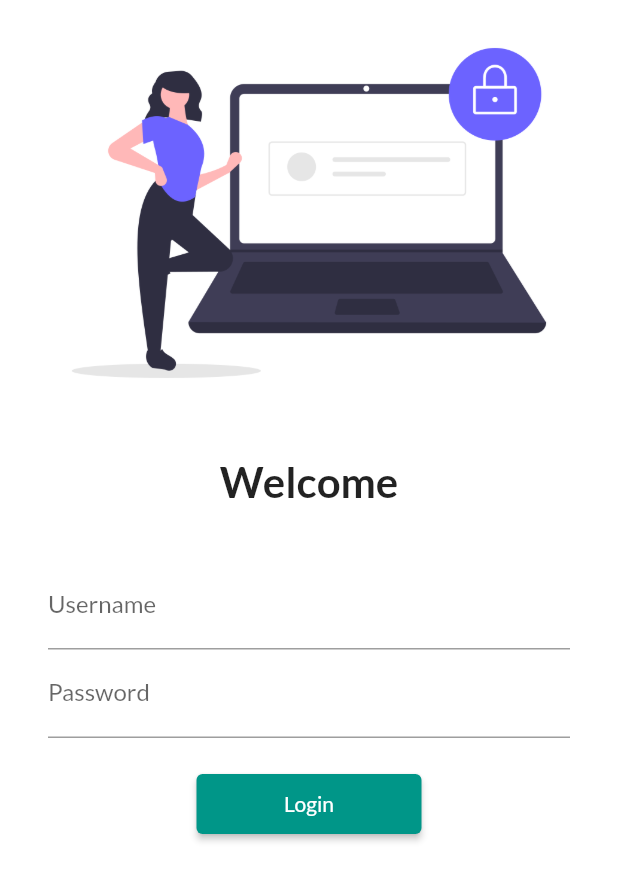
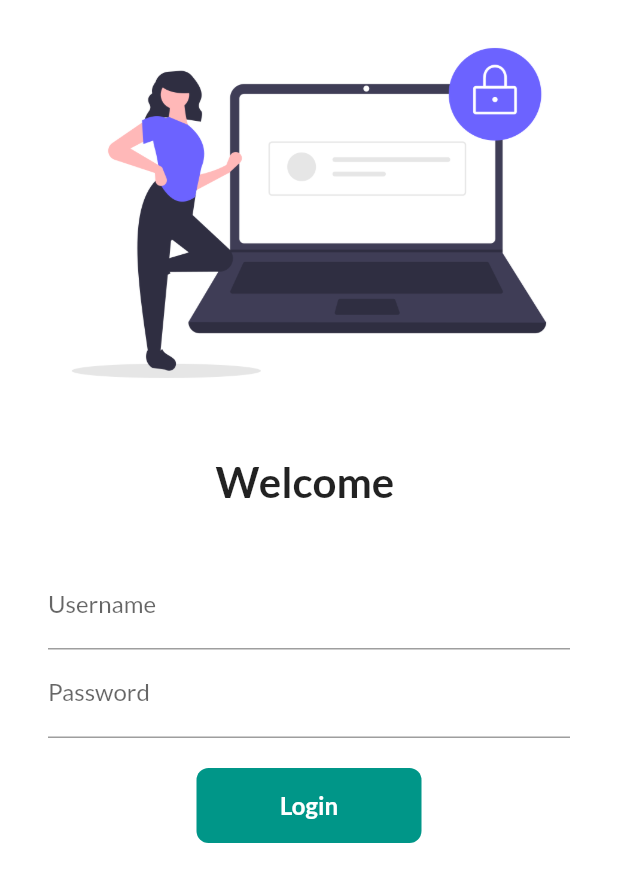
Before and after one commit to ehteshamul51haque/catalog_app, a Flutter app: the screen it shows after launch, on a phone screen of 412 x 824 dp. Shown: the top 882 px of the screen. Run offline on Flutter 3.47's test engine with Material 2 defaults, Android fonts, the phone set to English and light mode, and no system bars; our stand-ins replace google_fonts.

Commit message:
Day 6 Done

```diff
--- a/lib/pages/login_page.dart
+++ b/lib/pages/login_page.dart
@@ -1,9 +1,16 @@
 import 'package:flutter/material.dart';
 import 'package:flutter_application_1/utils/routes.dart';
 
-class LoginPage extends StatelessWidget {
+class LoginPage extends StatefulWidget {
   const LoginPage({super.key});
 
+  @override
+  State<LoginPage> createState() => _LoginPageState();
+}
+
+class _LoginPageState extends State<LoginPage> {
+  String name = "";
+  bool changeButton = false;
   @override
   Widget build(BuildContext context) {
     return Material(
@@ -19,7 +26,7 @@ class LoginPage extends StatelessWidget {
                 height: 20.0,
               ),
               Text(
-                "Welcome",
+                "Welcome $name",
                 style: TextStyle(
                   fontSize: 28,
                   fontWeight: FontWeight.bold,
@@ -38,6 +45,10 @@ class LoginPage extends StatelessWidget {
                         hintText: "Enter Username",
                         labelText: "Username",
                       ),
+                      onChanged: (value) {
+                        name = value;
+                        setState(() {});
+                      },
                     ),
                     TextFormField(
                       obscureText: true,
@@ -49,14 +60,42 @@ class LoginPage extends StatelessWidget {
                     SizedBox(
                       height: 20.0,
                     ),
-                    ElevatedButton(
-                      child: Text("Login"),
-                      style: TextButton.styleFrom(minimumSize: Size(150, 40)),
-                      onPressed: () {
-                        // print("Login Success");
+                    InkWell(
+                      onTap: () async {
+                        setState(() {
+                          changeButton = true;
+                        });
+                        await Future.delayed(Duration(seconds: 1));
                         Navigator.pushNamed(context, MyRoutes.homeRoute);
                       },
+                      child: AnimatedContainer(
+                        duration: Duration(seconds: 1),
+                        width: changeButton ? 50 : 150,
+                        height: 50,
+                        alignment: Alignment.center,
+                        child: changeButton
+                            ? Icon(Icons.done, color: Colors.white)
+                            : Text(
+                                "Login",
+                                style: TextStyle(
+                                    fontSize: 16,
+                                    color: Colors.white,
+                                    fontWeight: FontWeight.bold),
+                              ),
+                        decoration: BoxDecoration(
+                            color: Colors.teal,
+                            borderRadius:
+                                BorderRadius.circular(changeButton ? 50 : 8)),
+                      ),
                     )
+                    // ElevatedButton(
+                    //   child: Text("Login"),
+                    //   style: TextButton.styleFrom(minimumSize: Size(150, 40)),
+                    //   onPressed: () {
+                    //     // print("Login Success");
+                    //     Navigator.pushNamed(context, MyRoutes.homeRoute);
+                    //   },
+                    // )
                   ],
                 ),
               )
```
